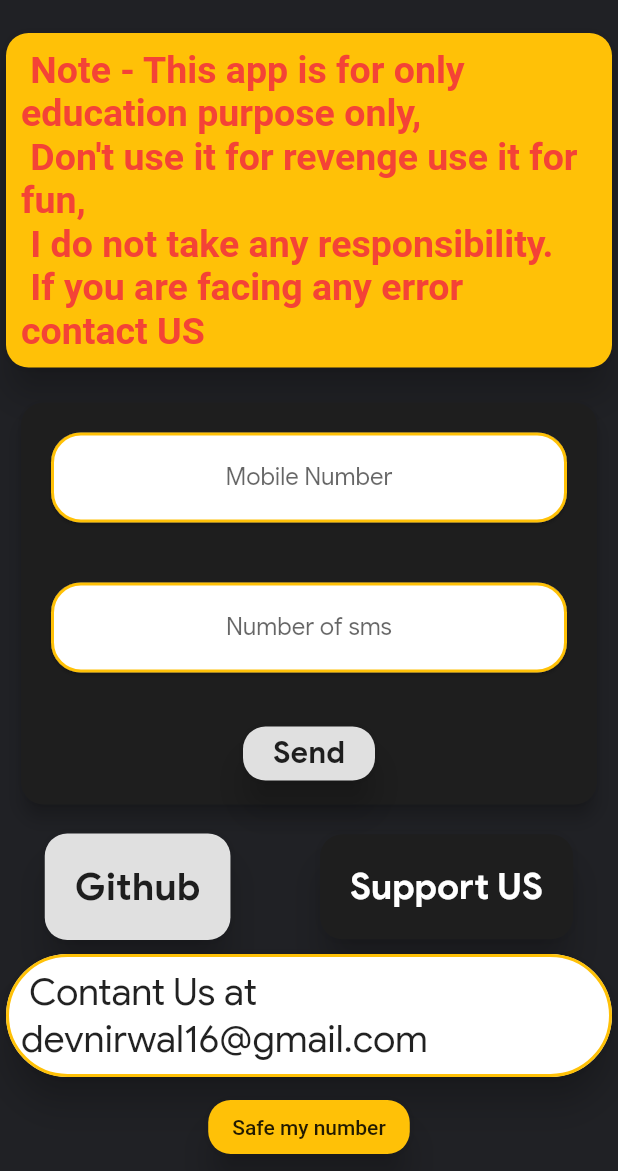
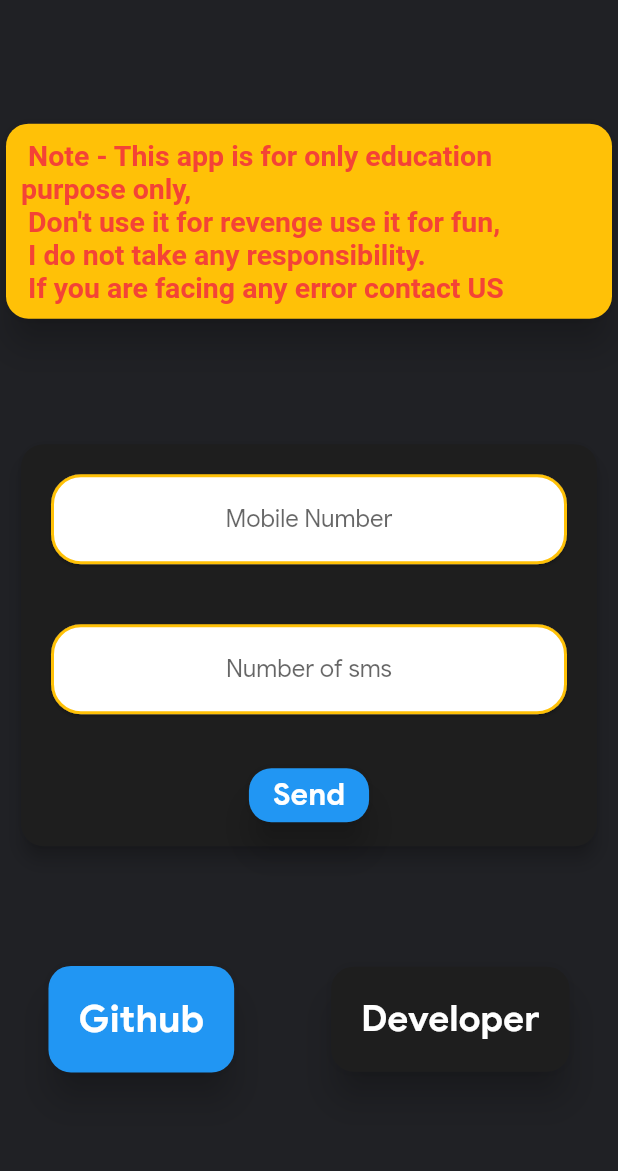
Before and after one commit to Devn913/bomber_app, a Flutter app: the screen it shows after launch, after a tap on "Github", on a phone screen of 412 x 824 dp, the part 65-1236 px from its top. Run offline on Flutter 3.47's test engine with Material 2 defaults, Android fonts, the phone set to English and light mode, and no system bars; Roboto replaces fonts that are missing (GooogleSans).

```diff
--- a/lib/main.dart
+++ b/lib/main.dart
@@ -1,8 +1,11 @@
 import 'package:flutter/cupertino.dart';
 import 'package:flutter/material.dart';
 import 'package:flutter/services.dart';
+import 'package:url_launcher/url_launcher.dart';
 import './widget/input.dart';
 
+// import 'package:http/http.dart' as http;
+// import 'package:sizer/sizer.dart';
 void main() {
   runApp(MyApp());
 }
@@ -38,6 +41,7 @@ class _MyApp extends State<MyApp> {
           ),
         ),
         backgroundColor: Color.fromRGBO(32, 33, 37, 1),
+        resizeToAvoidBottomInset: false,
         body: Column(
           mainAxisAlignment: MainAxisAlignment.spaceEvenly,
           children: <Widget>[
@@ -53,7 +57,7 @@ class _MyApp extends State<MyApp> {
                   " Note - This app is for only education purpose only, \n Don't use it for revenge use it for fun, \n I do not take any responsibility. \n If you are facing any error contact US  ",
                   style: TextStyle(
                       fontFamily: 'GooogleSans',
-                      fontSize: 25,
+                      fontSize: 19,
                       fontWeight: FontWeight.bold,
                       color: Colors.red),
                 ),
@@ -64,11 +68,7 @@ class _MyApp extends State<MyApp> {
               child: Row(
                 mainAxisAlignment: MainAxisAlignment.spaceAround,
                 children: <Widget>[
-                  RaisedButton(
-                    shape: RoundedRectangleBorder(
-                      borderRadius: BorderRadius.circular(15.0),
-                    ),
-                    onPressed: () {},
+                  ElevatedButton(
                     child: Text(
                       'Github',
                       style: TextStyle(
@@ -76,60 +76,88 @@ class _MyApp extends State<MyApp> {
                           fontFamily: 'GoogleSans',
                           fontWeight: FontWeight.bold),
                     ),
-                    elevation: 10,
-                    padding: EdgeInsets.all(20),
+                    style: ElevatedButton.styleFrom(
+                      shape: RoundedRectangleBorder(
+                        borderRadius: BorderRadius.circular(15.0),
+                      ),
+                      elevation: 10,
+                      padding: EdgeInsets.all(20),
+                    ),
+                    onPressed: _launchURL,
                   ),
-                  RaisedButton(
-                    shape: RoundedRectangleBorder(
-                      borderRadius: BorderRadius.circular(15.0),
-                    ),
-                    color: Color.fromRGBO(30, 30, 30, 150),
-                    onPressed: () {},
+                  ElevatedButton(
                     child: Text(
-                      'Support US',
+                      'Developer',
                       style: TextStyle(
                           color: Colors.white,
                           fontSize: 24,
                           fontFamily: 'GoogleSans',
                           fontWeight: FontWeight.bold),
                     ),
-                    elevation: 10,
-                    padding: EdgeInsets.all(20),
+                    style: ElevatedButton.styleFrom(
+                      shape: RoundedRectangleBorder(
+                        borderRadius: BorderRadius.circular(15.0),
+                      ),
+                      primary: Color.fromRGBO(30, 30, 30, 150),
+                      elevation: 10,
+                      padding: EdgeInsets.all(20),
+                    ),
+                    onPressed: _openGit,
                   ),
                 ],
               ),
             ),
-            Card(
-              shape: StadiumBorder(
-                side: BorderSide(
-                  color: Colors.amber,
-                  width: 2.0,
-                ),
-              ),
-              elevation: 10,
-              child: Container(
-                padding: EdgeInsets.all(10),
-                child: Text(
-                  ' Contant Us at devnirwal16@gmail.com ',
-                  style: TextStyle(
-                    fontSize: 25,
-                    fontFamily: 'GoogleSans',
-                  ),
-                ),
-              ),
-            ),
-            RaisedButton(
-              onPressed: () {},
-              elevation: 10,
-              color: Colors.amber,
-              shape: RoundedRectangleBorder(
-                borderRadius: BorderRadius.circular(15.0),
-              ),
-              child: Text('Safe my number'),
-            )
+            // Card(
+            //   shape: StadiumBorder(
+            //     side: BorderSide(
+            //       color: Colors.amber,
+            //       width: 2.0,
+            //     ),
+            //   ),
+            //   elevation: 10,
+            //   child: Container(
+            //     padding: EdgeInsets.all(10),
+            //     child: Text(
+            //       ' Contant Us at devnirwal16@gmail.com ',
+            //       style: TextStyle(
+            //         fontSize: 25,
+            //         fontFamily: 'GoogleSans',
+            //       ),
+            //     ),
+            //   ),
+            // ),
+            // ElevatedButton(
+            //   onPressed: () {},
+            //   style: ElevatedButton.styleFrom(
+            //     elevation: 10,
+            //     primary: Colors.amber,
+            //     shape: RoundedRectangleBorder(
+            //       borderRadius: BorderRadius.circular(15.0),
+            //     ),
+            //   ),
+            //   child: Text('Safe my number'),
+            // )
           ],
         ),
       ),
     );
   }
 }
+
+_launchURL() async {
+  const url = "https://github.com/devn913/bomber_app";
+  if (await canLaunch(url)) {
+    await launch(url);
+  } else {
+    throw 'Could not launch $url';
+  }
+}
+
+_openGit() async {
+  const url = "https://github/com/devn913";
+  if (await canLaunch(url)) {
+    await launch(url);
+  } else {
+    throw 'Could not launch $url';
+  }
+}
--- a/lib/widget/input.dart
+++ b/lib/widget/input.dart
@@ -57,11 +57,13 @@ class InputFields extends StatelessWidget {
                 )),
             Container(
               margin: EdgeInsets.all(10),
-              child: RaisedButton(
-                shape: RoundedRectangleBorder(
-                  borderRadius: BorderRadius.circular(15.0),
+              child: ElevatedButton(
+                style: ElevatedButton.styleFrom(
+                  shape: RoundedRectangleBorder(
+                    borderRadius: BorderRadius.circular(15.0),
+                  ),
+                  elevation: 10,
                 ),
-                elevation: 10,
                 child: Text(
                   'Send',
                   style: TextStyle(
--- a/pubspec.yaml
+++ b/pubspec.yaml
@@ -28,6 +28,9 @@ dependencies:
   # The following adds the Cupertino Icons font to your application.
   # Use with the CupertinoIcons class for iOS style icons.
   cupertino_icons: ^0.1.3
+  sizer: ^2.0.15
+  url_launcher: ^6.0.14
+  http: ^0.13.4
 
 dev_dependencies:
   flutter_test:
```
Also changed, not shown: pubspec.lock.
